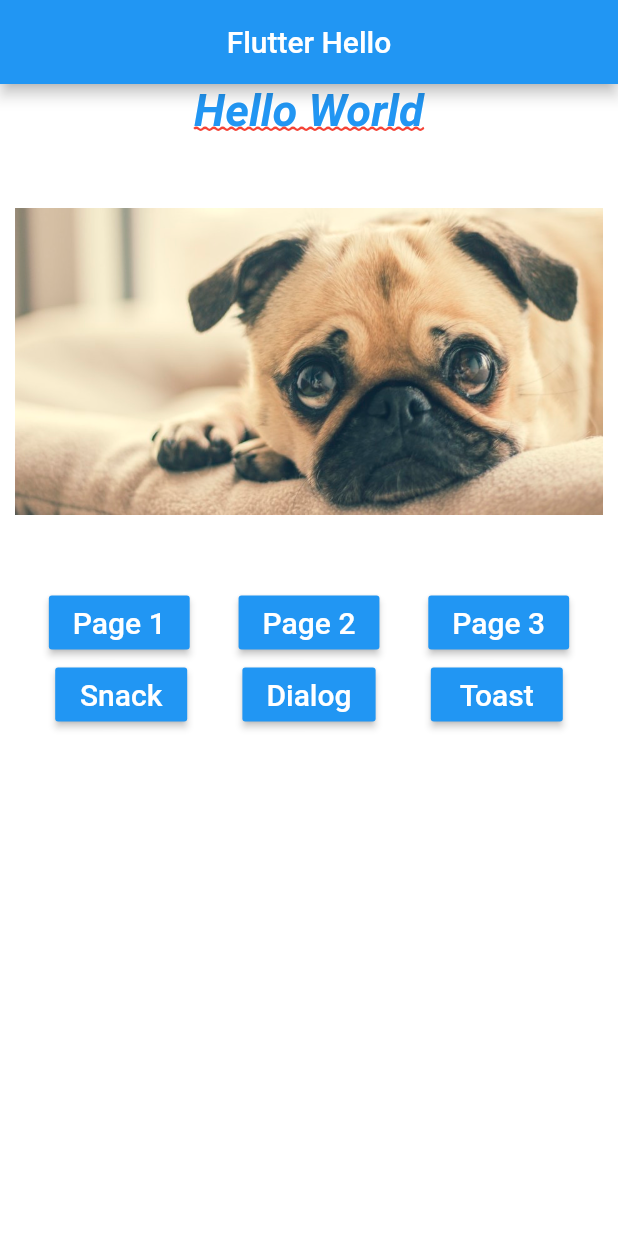
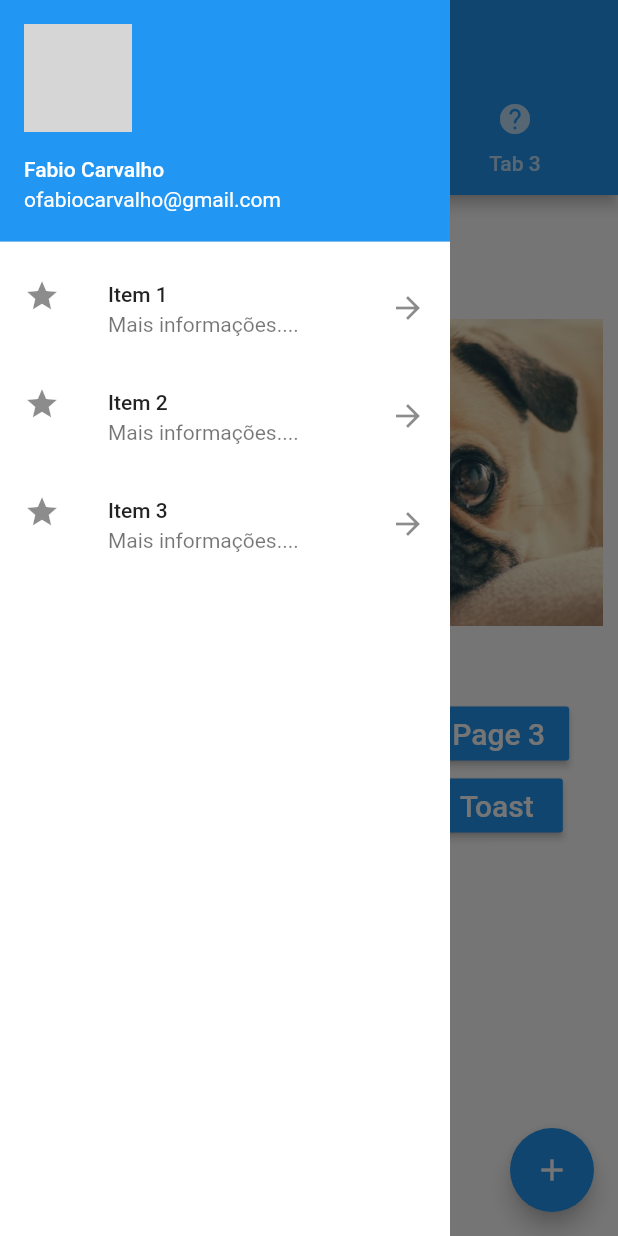
Before and after one commit to ofabiocarvalho/flutter_hello, a Flutter app: the screen it shows after launch, with the side drawer open (before the commit the screen has no drawer), on a phone screen of 412 x 824 dp. Run offline on Flutter 3.47's test engine with Material 2 defaults, Android fonts, the phone set to English and light mode, and no system bars; our stand-ins replace fluttertoast; network calls fail; grey boxes are pictures that could not be loaded.

Commit message:
implementação de tabs

```diff
--- /dev/null
+++ b/lib/drawer_list.dart
@@ -0,0 +1,51 @@
+import 'package:flutter/material.dart';
+
+class DrawerList extends StatelessWidget {
+  @override
+  Widget build(BuildContext context) {
+    return SafeArea(
+      child: Container(
+          width: 300,
+          color: Colors.white,
+          child: ListView(
+            children: <Widget>[
+              UserAccountsDrawerHeader(
+              accountName: Text("Fabio Carvalho"),
+               accountEmail: Text("ofabiocarvalho@gmail.com"),
+               currentAccountPicture: CircleAvatar(
+                 backgroundImage: NetworkImage("http://www.iconninja.com/files/553/986/399/face-avatar-icon.png") ,
+                 backgroundColor: Colors.white,
+               ),
+          ),
+              ListTile(
+                onTap: () {
+                  print("Item 1");
+                },
+                title: Text("Item 1"),
+                subtitle: Text("Mais informações...."),
+                leading: Icon(Icons.star),
+                trailing: Icon(Icons.arrow_forward),
+              ),
+              ListTile(
+                onTap: () {
+                  print("Item 2");
+                },
+                title: Text("Item 2"),
+                subtitle: Text("Mais informações...."),
+                leading: Icon(Icons.star),
+                trailing: Icon(Icons.arrow_forward),
+              ),
+              ListTile(
+                onTap: () {
+                  print("Item 3");
+                },
+                title: Text("Item 3"),
+                subtitle: Text("Mais informações...."),
+                leading: Icon(Icons.star),
+                trailing: Icon(Icons.arrow_forward),
+              )
+            ],
+          )),
+    );
+  }
+}
--- a/lib/main.dart
+++ b/lib/main.dart
@@ -1,4 +1,5 @@
 import 'package:flutter/material.dart';
+import 'package:flutter_hello/drawer_list.dart';
 import 'package:flutter_hello/pages/hello_listview.dart';
 import 'package:flutter_hello/pages/hello_page2.dart';
 import 'package:flutter_hello/pages/hello_page3.dart';
@@ -20,16 +21,40 @@ class _MyAppState extends State<MyApp> {
 
   @override
   Widget build(BuildContext context) {
-    return Scaffold(
-      appBar: AppBar(
-        title: Text(
-          "Flutter Hello",
+    return DefaultTabController(
+      length: 3,
+      child: Scaffold(
+        appBar: AppBar(
+          title: Text(
+            "Flutter Hello",
+          ),
+          centerTitle: true,
+          bottom: TabBar(tabs: <Widget>[
+            Tab(text: "Tab 1", icon: Icon(Icons.star),),
+            Tab(text: "Tab 2", icon: Icon(Icons.favorite)),
+            Tab(text: "Tab 3", icon: Icon(Icons.help)),
+          ]),
         ),
-        centerTitle: true,
+        body: TabBarView(
+          children: <Widget>[
+            Builder(builder: (context) {
+              return _body(context);
+            },
+            ),
+            Container(
+              color: Colors.green,
+            ),
+            Container(
+              color: Colors.yellow,
+            )
+          ],
+        ),
+        floatingActionButton: FloatingActionButton(
+          child: Icon(Icons.add),
+          onPressed: () {},
+        ),
+        drawer: DrawerList(),
       ),
-      body: Builder(builder: (context) {
-        return _body(context);
-      }),
     );
   }
 
@@ -182,7 +207,6 @@ class _MyAppState extends State<MyApp> {
         timeInSecForIos: 1,
         backgroundColor: Colors.black45,
         textColor: Colors.white,
-        fontSize: 16.0
-    );
+        fontSize: 16.0);
   }
 }
```
